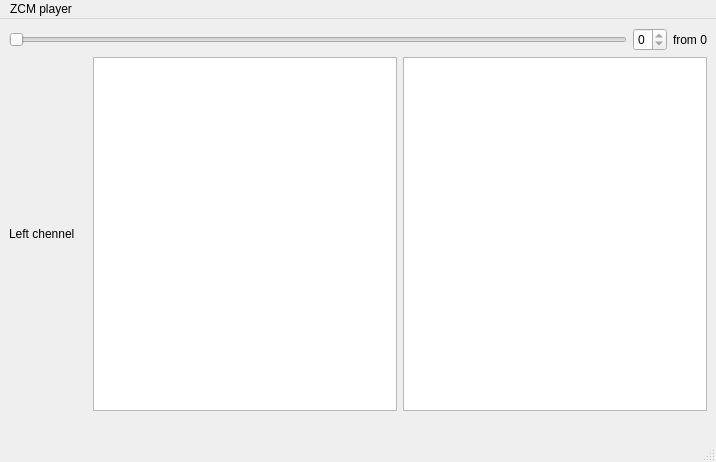
Above: zcm_player.ui from Sher10k/ZCM_gui_player before the change. Below: the same form after it.
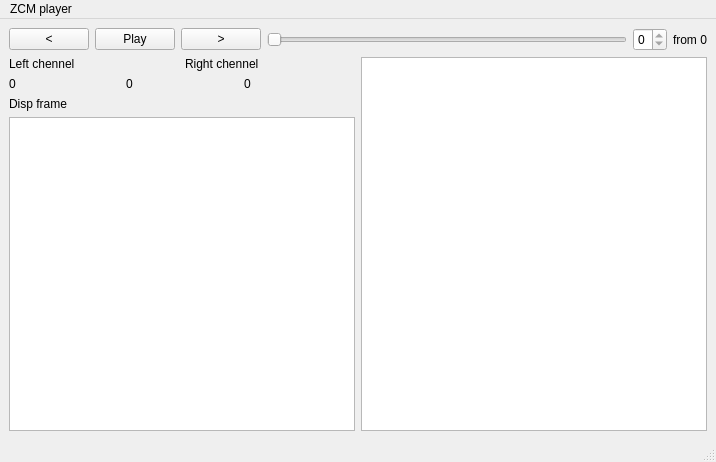
That is the form after the change.

Commit message: add L and R chennel

The edit to the form file:
```diff
--- a/zcm_player.ui
+++ b/zcm_player.ui
@@ -15,28 +15,38 @@
   </property>
   <widget class="QWidget" name="centralwidget">
    <layout class="QGridLayout" name="gridLayout">
-    <item row="1" column="0">
-     <widget class="QLabel" name="Left_chennel">
-      <property name="text">
-       <string>Left chennel</string>
-      </property>
-     </widget>
-    </item>
-    <item row="2" column="0">
-     <widget class="QLabel" name="frame">
-      <property name="text">
-       <string/>
-      </property>
-     </widget>
-    </item>
-    <item row="1" column="3">
-     <widget class="QPlainTextEdit" name="zcm_event_info"/>
-    </item>
-    <item row="1" column="4">
-     <widget class="QPlainTextEdit" name="zcm_info"/>
-    </item>
-    <item row="0" column="0" colspan="5">
+    <item row="0" column="0" colspan="2">
      <layout class="QHBoxLayout" name="horizontalLayout">
+      <item>
+       <widget class="QPushButton" name="prev_event">
+        <property name="text">
+         <string>&lt;</string>
+        </property>
+       </widget>
+      </item>
+      <item>
+       <widget class="QPushButton" name="play_stop">
+        <property name="text">
+         <string>Play</string>
+        </property>
+        <property name="checkable">
+         <bool>true</bool>
+        </property>
+        <property name="checked">
+         <bool>false</bool>
+        </property>
+        <property name="autoRepeat">
+         <bool>false</bool>
+        </property>
+       </widget>
+      </item>
+      <item>
+       <widget class="QPushButton" name="next_event">
+        <property name="text">
+         <string>&gt;</string>
+        </property>
+       </widget>
+      </item>
       <item>
        <widget class="QSlider" name="zcm_event_scale">
         <property name="orientation">
@@ -60,6 +70,66 @@
       </item>
      </layout>
     </item>
+    <item row="1" column="0">
+     <layout class="QVBoxLayout" name="verticalLayout">
+      <item>
+       <layout class="QHBoxLayout" name="horizontalLayout_3">
+        <item>
+         <widget class="QLabel" name="Left_chennel">
+          <property name="text">
+           <string>Left chennel</string>
+          </property>
+         </widget>
+        </item>
+        <item>
+         <widget class="QLabel" name="Right_chennel">
+          <property name="text">
+           <string>Right chennel</string>
+          </property>
+         </widget>
+        </item>
+       </layout>
+      </item>
+      <item>
+       <layout class="QHBoxLayout" name="horizontalLayout_4">
+        <item>
+         <widget class="QLabel" name="L_timestamp">
+          <property name="text">
+           <string>0</string>
+          </property>
+         </widget>
+        </item>
+        <item>
+         <widget class="QLabel" name="Delta_timestamp">
+          <property name="text">
+           <string>0</string>
+          </property>
+         </widget>
+        </item>
+        <item>
+         <widget class="QLabel" name="R_timestamp">
+          <property name="text">
+           <string>0</string>
+          </property>
+         </widget>
+        </item>
+       </layout>
+      </item>
+      <item>
+       <widget class="QLabel" name="frame">
+        <property name="text">
+         <string>Disp frame</string>
+        </property>
+       </widget>
+      </item>
+      <item>
+       <widget class="QPlainTextEdit" name="zcm_event_info"/>
+      </item>
+     </layout>
+    </item>
+    <item row="1" column="1">
+     <widget class="QPlainTextEdit" name="zcm_info"/>
+    </item>
    </layout>
   </widget>
   <widget class="QMenuBar" name="menubar">
```
The commit also changes 2 other files.
